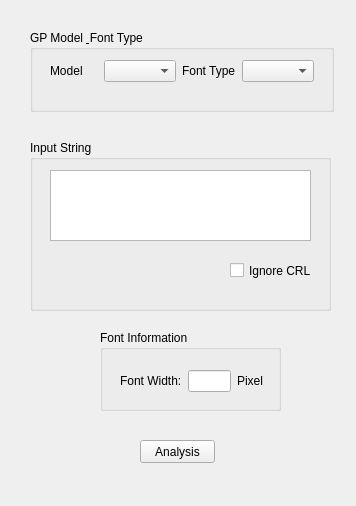
Old version of the form font_length_app/FontLengthApp.ui in the repository aorura/fontLength.
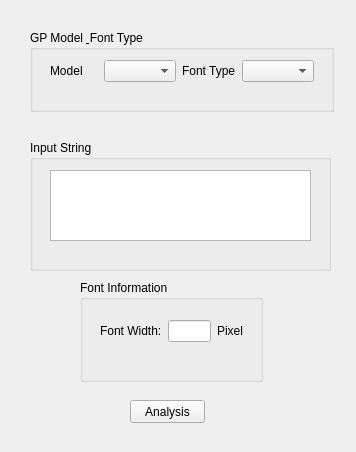
New version of the form.

```diff
--- a/font_length_app/FontLengthApp.ui
+++ b/font_length_app/FontLengthApp.ui
@@ -7,7 +7,7 @@
     <x>0</x>
     <y>0</y>
     <width>356</width>
-    <height>506</height>
+    <height>452</height>
    </rect>
   </property>
   <property name="windowTitle">
@@ -70,7 +70,7 @@
      <x>30</x>
      <y>140</y>
      <width>301</width>
-     <height>171</height>
+     <height>131</height>
     </rect>
    </property>
    <property name="title">
@@ -86,25 +86,12 @@
      </rect>
     </property>
    </widget>
-   <widget class="QCheckBox" name="checkBox">
-    <property name="geometry">
-     <rect>
-      <x>200</x>
-      <y>120</y>
-      <width>81</width>
-      <height>21</height>
-     </rect>
-    </property>
-    <property name="text">
-     <string>Ignore CRLF</string>
-    </property>
-   </widget>
   </widget>
   <widget class="QPushButton" name="pushButton">
    <property name="geometry">
     <rect>
-     <x>140</x>
-     <y>440</y>
+     <x>130</x>
+     <y>400</y>
      <width>75</width>
      <height>23</height>
     </rect>
@@ -116,16 +103,16 @@
   <widget class="QGroupBox" name="groupBox_3">
    <property name="geometry">
     <rect>
-     <x>100</x>
-     <y>330</y>
-     <width>181</width>
-     <height>81</height>
+     <x>80</x>
+     <y>280</y>
+     <width>183</width>
+     <height>102</height>
     </rect>
    </property>
    <property name="title">
     <string>Font Information</string>
    </property>
-   <widget class="QWidget" name="">
+   <widget class="QWidget" name="layoutWidget">
     <property name="geometry">
      <rect>
       <x>20</x>
@@ -143,7 +130,11 @@
       </widget>
      </item>
      <item>
-      <widget class="QLineEdit" name="lineEdit"/>
+      <widget class="QLineEdit" name="PixcelOfFont">
+       <property name="readOnly">
+        <bool>true</bool>
+       </property>
+      </widget>
      </item>
      <item>
       <widget class="QLabel" name="label_5">
```
